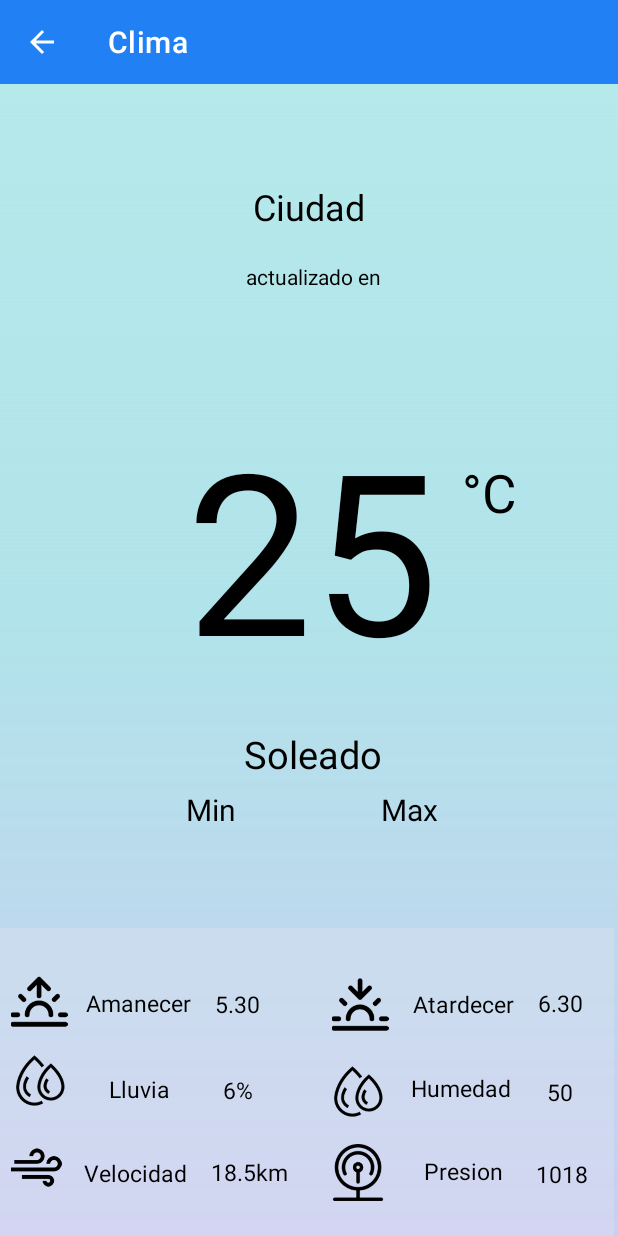
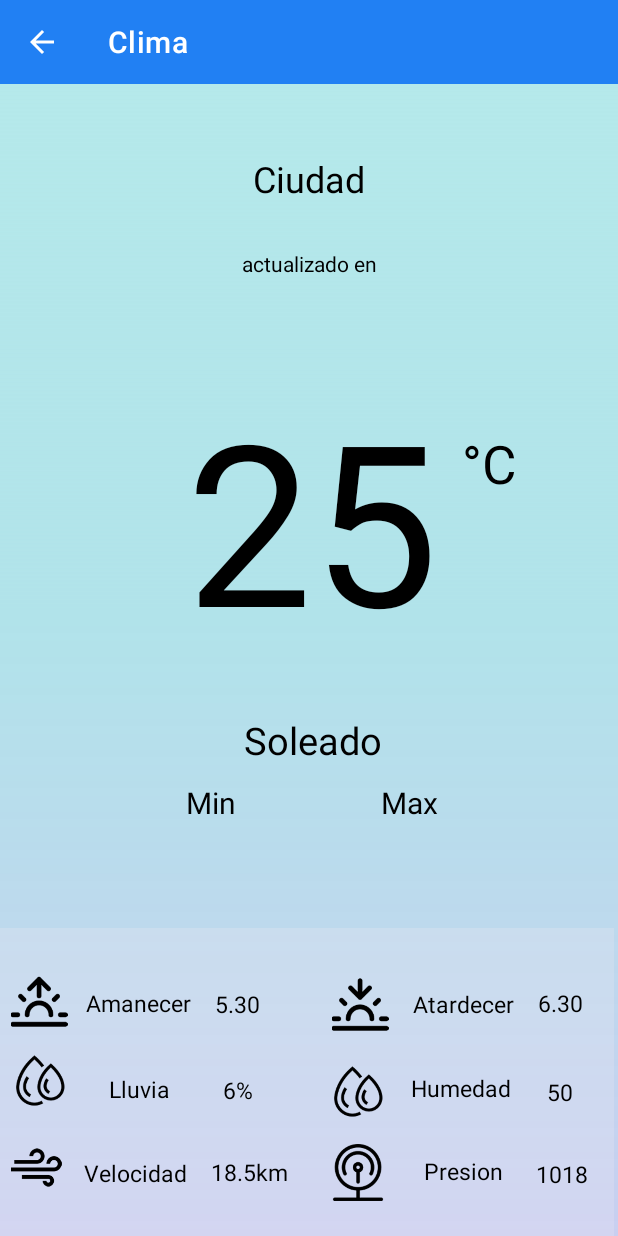
Before and after one commit to analiafer/WorkingApp, an Android app: the ClimaActivity screen opened directly, with no data from a screen before it, on a phone screen of 412 x 824 dp. Run offline under Robolectric (Android 15) with nearby library versions, the light colour scheme and no system bars.

Commit message:
Corrigiendo diseño clima

```diff
--- a/app/src/main/res/layout/activity_clima.xml
+++ b/app/src/main/res/layout/activity_clima.xml
@@ -27,26 +27,25 @@
         android:id="@+id/txtCity"
         android:layout_width="wrap_content"
         android:layout_height="wrap_content"
-        android:layout_marginTop="100dp"
+        android:layout_marginTop="16dp"
         android:text="@string/ciudad"
         android:textColor="@color/black"
         android:textSize="24sp"
         app:layout_constraintBottom_toTopOf="@+id/txtAct_ciudad"
         app:layout_constraintEnd_toEndOf="parent"
         app:layout_constraintStart_toStartOf="parent"
-        app:layout_constraintTop_toTopOf="parent" />
+        app:layout_constraintTop_toBottomOf="@+id/tbClima" />
 
     <TextView
         android:id="@+id/txtAct_ciudad"
         android:layout_width="wrap_content"
         android:layout_height="wrap_content"
-        android:layout_marginBottom="50dp"
+        android:layout_marginBottom="30dp"
         android:text="@string/act_ciu"
         android:textColor="@color/black"
         android:textSize="14sp"
         app:layout_constraintBottom_toTopOf="@+id/txtTemperatura"
         app:layout_constraintEnd_toEndOf="parent"
-        app:layout_constraintHorizontal_bias="0.509"
         app:layout_constraintStart_toStartOf="parent"
         app:layout_constraintTop_toBottomOf="@+id/txtCity" />
 
```
